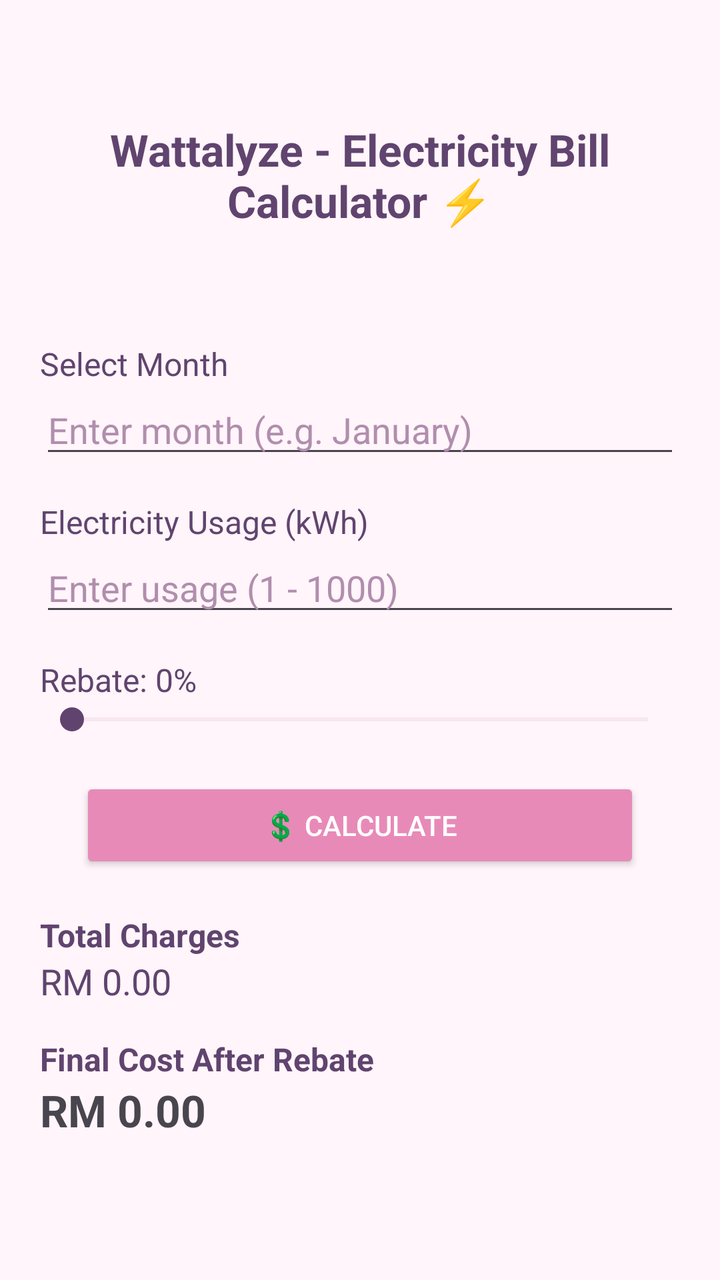
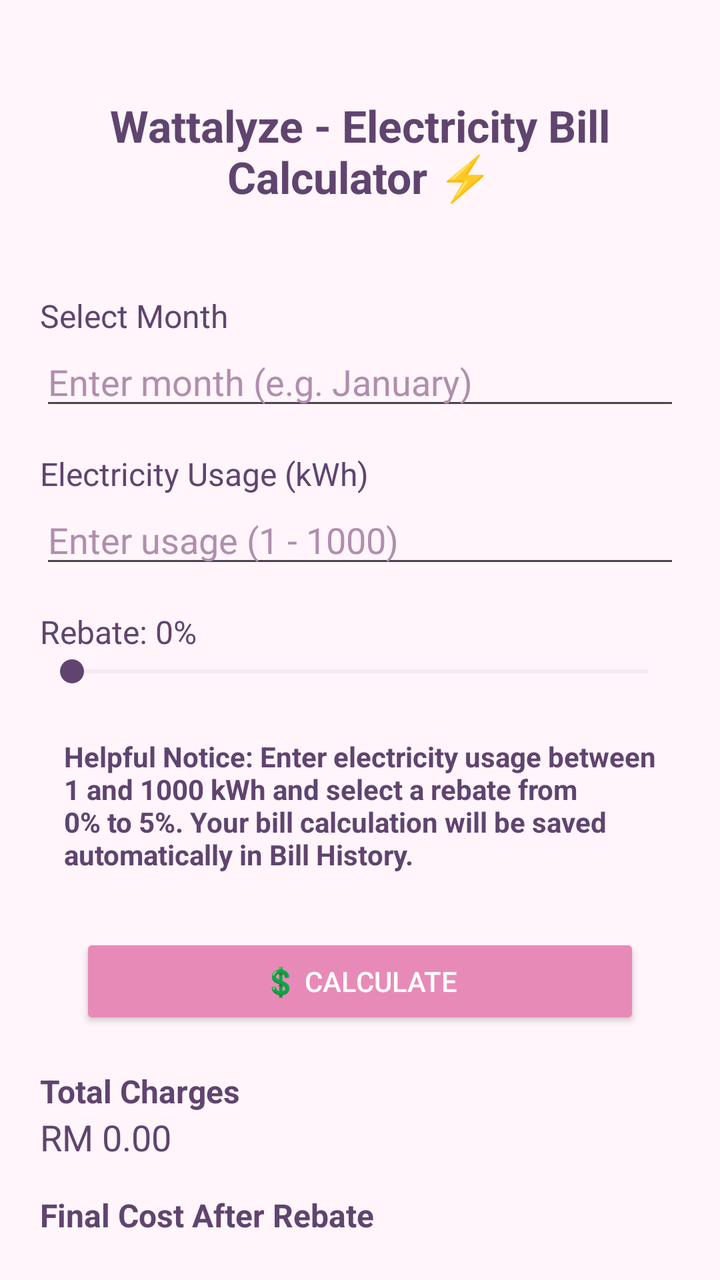

Compare the two renders of this Android layout. The source of the first and the diff that turns it into the second are given below.
<!-- AndroidManifest.xml: application theme Theme.Wattalyze_IndividualAssignment_CDCS2515A_Qasrina -->
<!-- res/layout/activity_main.xml -->
<?xml version="1.0" encoding="utf-8"?>
<LinearLayout
    xmlns:android="http://schemas.android.com/apk/res/android"
    android:id="@+id/main"
    android:layout_width="match_parent"
    android:layout_height="match_parent"
    android:orientation="vertical"
    android:padding="20dp"
    android:background="@color/light_pink">

    <TextView
        android:layout_width="match_parent"
        android:layout_height="135dp"
        android:gravity="center"
        android:padding="12dp"
        android:text="Wattalyze - Electricity Bill Calculator ⚡️"
        android:textColor="@color/deep_plum"
        android:textSize="22sp"
        android:textStyle="bold" />

    <TextView
        android:layout_width="match_parent"
        android:layout_height="wrap_content"
        android:text="Select Month"
        android:textSize="16sp"
        android:layout_marginTop="16dp"
        android:textColor="@color/deep_plum"/>

    <EditText
        android:id="@+id/editTextMonth"
        android:layout_width="match_parent"
        android:layout_height="wrap_content"
        android:hint="Enter month (e.g. January)"
        android:inputType="textCapWords"
        android:textColor="@color/deep_plum"
        android:textColorHint="#B18EAD"/>

    <TextView
        android:layout_width="match_parent"
        android:layout_height="wrap_content"
        android:text="Electricity Usage (kWh)"
        android:textSize="16sp"
        android:layout_marginTop="16dp"
        android:textColor="@color/deep_plum"/>

    <EditText
        android:id="@+id/editTextUnits"
        android:layout_width="match_parent"
        android:layout_height="wrap_content"
        android:hint="Enter usage (1 - 1000)"
        android:inputType="number"
        android:maxLength="4"
        android:textColor="@color/deep_plum"
        android:textColorHint="#B18EAD"/>

    <TextView
        android:id="@+id/textViewRebate"
        android:layout_width="match_parent"
        android:layout_height="wrap_content"
        android:text="Rebate: 0%"
        android:textSize="16sp"
        android:layout_marginTop="16dp"
        android:textColor="@color/deep_plum"/>

    <SeekBar
        android:id="@+id/seekBarRebate"
        android:layout_width="match_parent"
        android:layout_height="wrap_content"
        android:max="5"
        android:progress="0"
        android:progressTint="@color/purple"
        android:thumbTint="@color/deep_plum"
        android:progressBackgroundTint="#E8B9D4"/>

    <Button
        android:id="@+id/buttonCalculate"
        android:layout_width="280dp"
        android:layout_height="wrap_content"
        android:layout_gravity="center"
        android:text="💲 CALCULATE"
        android:layout_marginTop="20dp"
        android:backgroundTint="@color/pink"
        android:textColor="@color/white"/>

    <TextView
        android:layout_width="match_parent"
        android:layout_height="wrap_content"
        android:text="Total Charges"
        android:textSize="16sp"
        android:textStyle="bold"
        android:layout_marginTop="20dp"
        android:textColor="@color/deep_plum"/>

    <TextView
        android:id="@+id/textViewTotalCharges"
        android:layout_width="match_parent"
        android:layout_height="wrap_content"
        android:text="RM 0.00"
        android:textSize="18sp"
        android:textColor="@color/deep_plum"/>

    <TextView
        android:layout_width="match_parent"
        android:layout_height="wrap_content"
        android:text="Final Cost After Rebate"
        android:textSize="16sp"
        android:textStyle="bold"
        android:layout_marginTop="16dp"
        android:textColor="@color/deep_plum"/>

    <TextView
        android:id="@+id/textViewFinalCost"
        android:layout_width="match_parent"
        android:layout_height="76dp"
        android:text="RM 0.00"
        android:textSize="22sp"
        android:textStyle="bold" />

    <Button
        android:id="@+id/buttonHistory"
        android:layout_width="280dp"
        android:layout_height="wrap_content"
        android:layout_gravity="center"
        android:text="🕓 VIEW BILL HISTORY"
        android:backgroundTint="@color/purple"
        android:textColor="@color/white"/>

    <Button
        android:id="@+id/buttonAbout"
        android:layout_width="280dp"
        android:layout_height="wrap_content"
        android:layout_gravity="center"
        android:text="👤 ABOUT ME AND WATTALYZE"
        android:textColor="@color/white" />

</LinearLayout>
<!-- resources referenced by this layout -->
<resources>
  <color name="deep_plum">#60446F</color>
  <color name="light_pink">#FFF5FA</color>
  <color name="pink">#E88AB8</color>
  <color name="purple">#8E44AD</color>
  <color name="white">#FFFFFF</color>
  <style name="Theme.Wattalyze_IndividualAssignment_CDCS2515A_Qasrina" parent="Base.Theme.Wattalyze_IndividualAssignment_CDCS2515A_Qasrina" />
  <style name="Base.Theme.Wattalyze_IndividualAssignment_CDCS2515A_Qasrina" parent="Theme.Material3.DayNight.NoActionBar">
          
          
      </style>
</resources>

<!-- the commit's change to res/layout/activity_main.xml (unified diff, before → after) -->
@@ -10,7 +10,7 @@
 
     <TextView
         android:layout_width="match_parent"
-        android:layout_height="135dp"
+        android:layout_height="111dp"
         android:gravity="center"
         android:padding="12dp"
         android:text="Wattalyze - Electricity Bill Calculator ⚡️"
@@ -72,15 +72,27 @@
         android:thumbTint="@color/deep_plum"
         android:progressBackgroundTint="#E8B9D4"/>
 
+    <TextView
+        android:layout_width="match_parent"
+        android:layout_height="wrap_content"
+        android:layout_marginTop="12dp"
+        android:layout_marginBottom="8dp"
+        android:background="@color/light_pink"
+        android:textStyle="bold"
+        android:padding="12dp"
+        android:text="Helpful Notice: Enter electricity usage between 1 and 1000 kWh and select a rebate from 0% to 5%. Your bill calculation will be saved automatically in Bill History."
+        android:textColor="@color/deep_plum"
+        android:textSize="14sp" />
+
     <Button
         android:id="@+id/buttonCalculate"
         android:layout_width="280dp"
         android:layout_height="wrap_content"
         android:layout_gravity="center"
+        android:layout_marginTop="10dp"
+        android:backgroundTint="@color/pink"
         android:text="💲 CALCULATE"
-        android:layout_marginTop="20dp"
-        android:backgroundTint="@color/pink"
-        android:textColor="@color/white"/>
+        android:textColor="@color/white" />
 
     <TextView
         android:layout_width="match_parent"
@@ -111,7 +123,7 @@
     <TextView
         android:id="@+id/textViewFinalCost"
         android:layout_width="match_parent"
-        android:layout_height="76dp"
+        android:layout_height="66dp"
         android:text="RM 0.00"
         android:textSize="22sp"
         android:textStyle="bold" />
